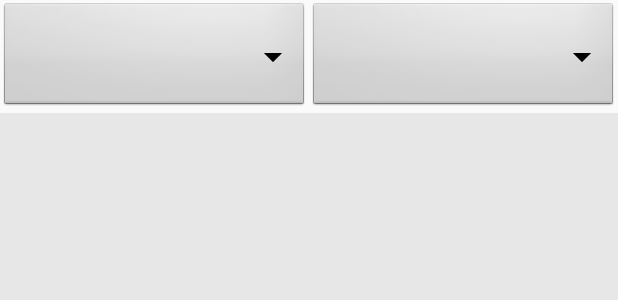
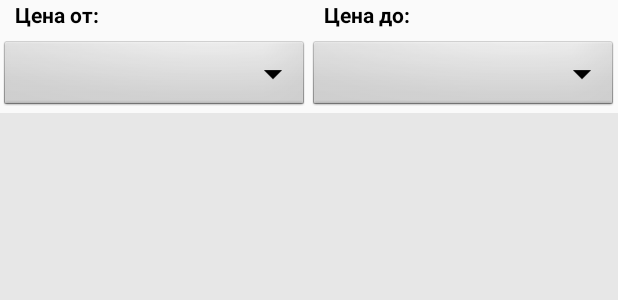
Before and after one commit to StanislavSobol/TrendTest, an Android app: the layout fragment_main.xml on its own in the app's theme, with its tools: preview values and no code run, on a phone screen of 412 x 824 dp. Shown: the top 300 px of the screen. Run offline under Robolectric (Android 15) with nearby library versions, the phone set to English and light mode, and no system bars.

Commit message:
Spinners

```diff
--- a/app/src/main/java/com/gmail/sobol/i/stanislav/trendtest/view/main/MainFragment.java
+++ b/app/src/main/java/com/gmail/sobol/i/stanislav/trendtest/view/main/MainFragment.java
@@ -95,7 +95,7 @@ public class MainFragment extends Fragment {
         adapter.setDropDownViewResource(android.R.layout.simple_spinner_dropdown_item);
         fromSpinner.setAdapter(adapter);
 
-        fromSpinner.setPrompt("Цена от");
+        fromSpinner.setPrompt(getString(R.string.price_from));
 
         fromSpinner.setOnItemSelectedListener(new AdapterView.OnItemSelectedListener() {
             @Override
@@ -126,7 +126,7 @@ public class MainFragment extends Fragment {
         adapter.setDropDownViewResource(android.R.layout.simple_spinner_dropdown_item);
         toSpinner.setAdapter(adapter);
 
-        toSpinner.setPrompt("Цена до");
+        toSpinner.setPrompt(getString(R.string.price_to));
 
         toSpinner.setOnItemSelectedListener(new AdapterView.OnItemSelectedListener() {
             @Override
--- a/app/src/main/res/layout/fragment_main.xml
+++ b/app/src/main/res/layout/fragment_main.xml
@@ -11,31 +11,55 @@
     <LinearLayout
         android:id="@+id/main_top_panel_layout"
         android:layout_width="match_parent"
-        android:layout_height="75dp"
+        android:layout_height="wrap_content"
         android:layout_weight="1"
         android:orientation="horizontal">
+
+        <LinearLayout
+            android:layout_width="match_parent"
+            android:layout_height="wrap_content"
+            android:layout_weight="0.5"
+            android:orientation="vertical">
+
+            <TextView
+                style="@style/FontSpinnerTitle"
+                android:layout_width="match_parent"
+                android:layout_height="@dimen/spinner_title_height"
+                android:text="@string/price_from" />
 
             <Spinner
                 android:id="@+id/main_from_spinner"
                 android:layout_width="match_parent"
-            android:layout_height="75dp"
-            android:layout_weight="0.5"
+                android:layout_height="@dimen/spinner_height"
                 android:background="@android:drawable/btn_dropdown"
                 android:spinnerMode="dialog" />
+        </LinearLayout>
+
+        <LinearLayout
+            android:layout_width="match_parent"
+            android:layout_height="wrap_content"
+            android:layout_weight="0.5"
+            android:orientation="vertical">
+
+            <TextView
+                style="@style/FontSpinnerTitle"
+                android:layout_width="match_parent"
+                android:layout_height="@dimen/spinner_title_height"
+                android:text="@string/price_to" />
 
             <Spinner
                 android:id="@+id/main_to_spinner"
                 android:layout_width="match_parent"
-            android:layout_height="75dp"
-            android:layout_weight="0.5"
+                android:layout_height="@dimen/spinner_height"
                 android:background="@android:drawable/btn_dropdown"
                 android:spinnerMode="dialog" />
         </LinearLayout>
+    </LinearLayout>
 
     <FrameLayout
-        android:layout_below="@+id/main_top_panel_layout"
         android:layout_width="match_parent"
-        android:layout_height="match_parent">
+        android:layout_height="match_parent"
+        android:layout_below="@+id/main_top_panel_layout">
 
         <include layout="@layout/full_progress_bar_content" />
 
--- a/app/src/main/res/values/dimens.xml
+++ b/app/src/main/res/values/dimens.xml
@@ -4,4 +4,6 @@
     <dimen name="activity_vertical_margin">16dp</dimen>
 
     <dimen name="toolbar_height">75dp</dimen>
+    <dimen name="spinner_height">50dp</dimen>
+    <dimen name="spinner_title_height">25dp</dimen>
 </resources>
--- a/app/src/main/res/values/strings.xml
+++ b/app/src/main/res/values/strings.xml
@@ -1,4 +1,6 @@
 <resources>
     <string name="app_name">TrendTest</string>
     <string name="load_10">Загрузить еще 10 записей</string>
+    <string name="price_from">Цена от:</string>
+    <string name="price_to">Цена до:</string>
 </resources>
--- a/app/src/main/res/values/styles.xml
+++ b/app/src/main/res/values/styles.xml
@@ -24,4 +24,9 @@
         <item name="android:textStyle">bold</item>
     </style>
 
+    <style name="FontSpinnerTitle" parent="FontBold">
+        <item name="android:textSize">14sp</item>
+        <item name="android:layout_marginLeft">10sp</item>
+    </style>
+
 </resources>
```
Lines whose indentation alone changed are shown as unchanged.
